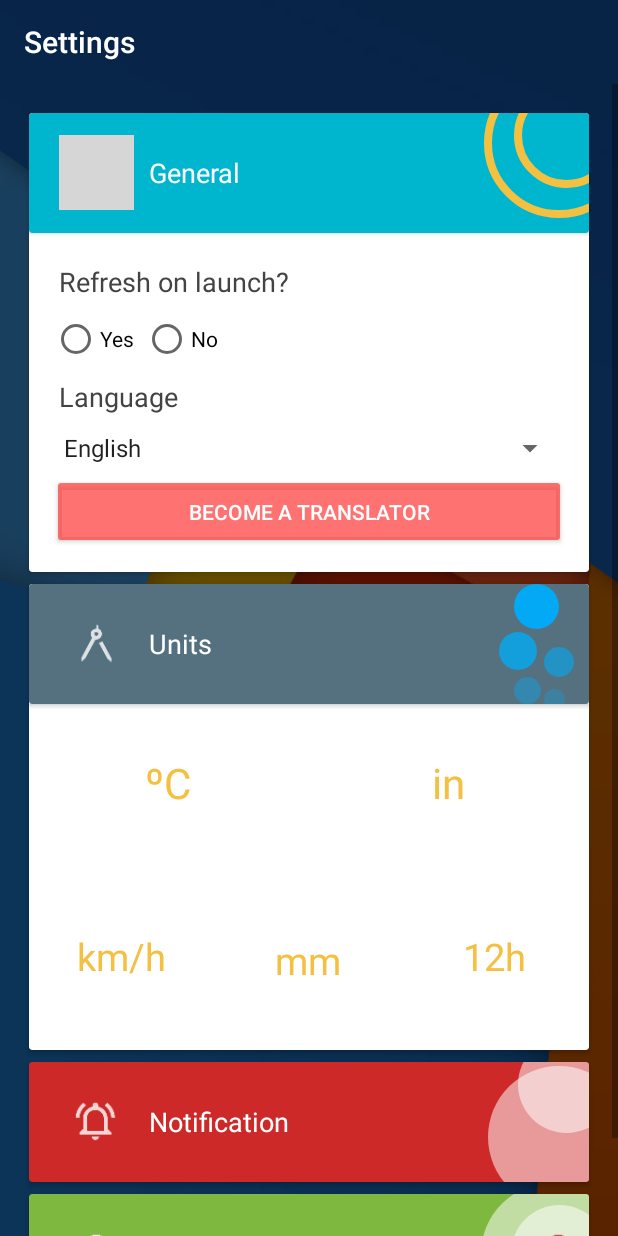
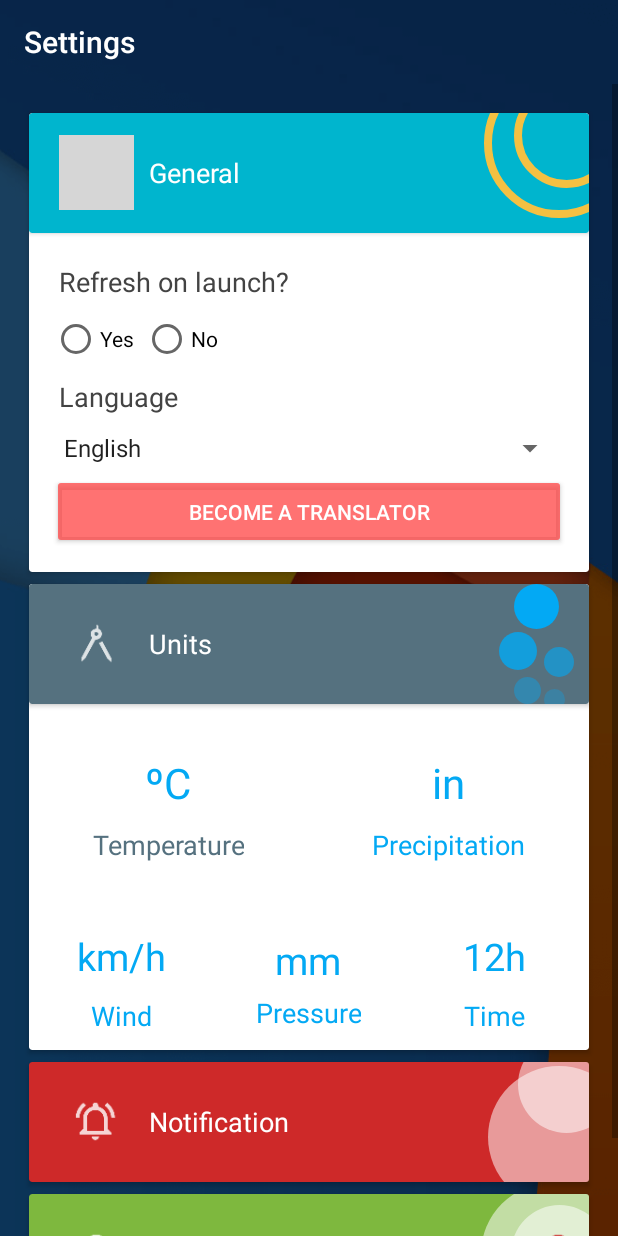
Before and after one commit to PranitaSethiya/Stencil-Weather, an Android app: the SettingsActivity screen opened directly, with no data from a screen before it, on a phone screen of 412 x 824 dp. Run offline under Robolectric (Android 15) with nearby library versions, the phone set to English and light mode, and no system bars; libraries missing offline, so code that uses them is left out: com.balysv.materialmenu, com.daimajia.androidanimations, com.nineoldandroids.animation; plain views replace AutofitTextView, RobotoTextView; 8 statements that could not run were skipped; grey boxes are pictures that could not be loaded.

Commit message:
added colors to layout

```diff
--- a/app/src/main/java/com/saphion/stencilweather/activities/SettingsActivity.java
+++ b/app/src/main/java/com/saphion/stencilweather/activities/SettingsActivity.java
@@ -21,6 +21,7 @@ import android.support.v7.widget.Toolbar;
 import android.text.TextUtils;
 import android.view.Window;
 import android.view.WindowManager;
+import android.widget.TextView;
 
 import com.balysv.materialmenu.MaterialMenuDrawable;
 import com.saphion.stencilweather.R;
@@ -53,5 +54,21 @@ public class SettingsActivity extends AppCompatActivity {
         materialMenu.setIconState(MaterialMenuDrawable.IconState.ARROW);
         toolbar.setNavigationIcon(materialMenu);
 
+
+        setupSettingsScreen2();
+
+    }
+
+    private void setupSettingsScreen2() {
+        ((TextView)findViewById(R.id.tvPrefTempVal)).setTextColor(getResources().getColor(R.color.primary_light_blue));
+        ((TextView)findViewById(R.id.tvPrefTempTitle)).setTextColor(getResources().getColor(R.color.my_grey));
+        ((TextView)findViewById(R.id.tvPrefPrecipitationVal)).setTextColor(getResources().getColor(R.color.primary_light_blue));
+        ((TextView)findViewById(R.id.tvPrefPrecipitationTitle)).setTextColor(getResources().getColor(R.color.primary_light_blue));
+        ((TextView)findViewById(R.id.tvPrefWindVal)).setTextColor(getResources().getColor(R.color.primary_light_blue));
+        ((TextView)findViewById(R.id.tvPrefWindTitle)).setTextColor(getResources().getColor(R.color.primary_light_blue));
+        ((TextView)findViewById(R.id.tvPrefPressureVal)).setTextColor(getResources().getColor(R.color.primary_light_blue));
+        ((TextView)findViewById(R.id.tvPrefPressureTitle)).setTextColor(getResources().getColor(R.color.primary_light_blue));
+        ((TextView)findViewById(R.id.tvPrefTimeVal)).setTextColor(getResources().getColor(R.color.primary_light_blue));
+        ((TextView)findViewById(R.id.tvPrefTimeTitle)).setTextColor(getResources().getColor(R.color.primary_light_blue));
     }
 }
--- a/app/src/main/res/layout/activity_settings.xml
+++ b/app/src/main/res/layout/activity_settings.xml
@@ -201,7 +201,7 @@
                             android:layout_height="80dp"
                             android:clickable="true"
                             android:foreground="?android:attr/selectableItemBackground"
-                            card_view:cardBackgroundColor="#55717f"
+                            card_view:cardBackgroundColor="@color/my_grey"
                             card_view:cardCornerRadius="2dp">
 
                             <RelativeLayout
--- a/app/src/main/res/values/colors.xml
+++ b/app/src/main/res/values/colors.xml
@@ -104,4 +104,5 @@
 
 
     <color name="blue_grey">#455A64</color>
+    <color name="my_grey">#55717f</color>
 </resources>
```
